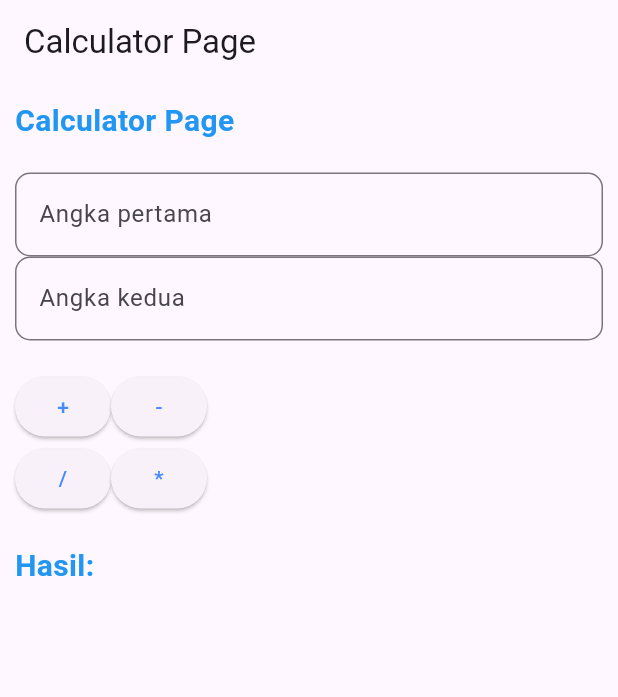
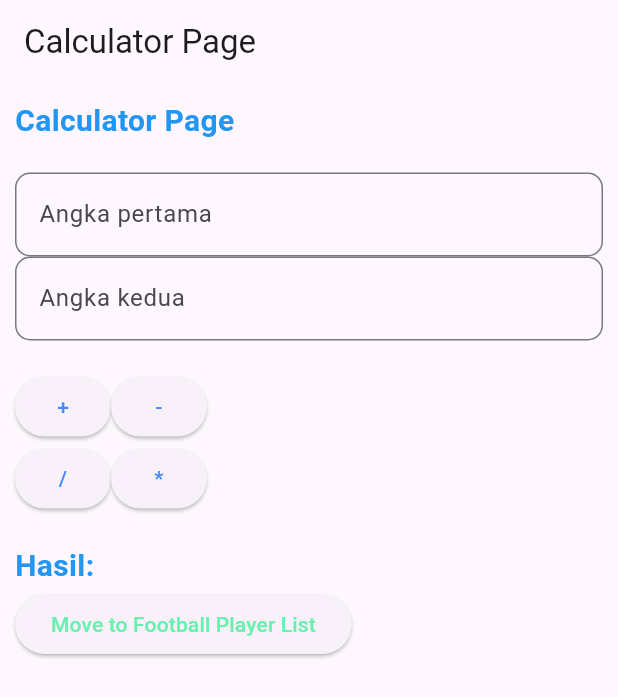
Before and after one commit to zenedene/latihan_flutter, a Flutter app: the screen it shows after launch, on a phone screen of 412 x 824 dp. Shown: the top 697 px of the screen. Run offline on Flutter 3.47's test engine with Material 3 defaults, Android fonts, the phone set to English and light mode, and no system bars; our stand-ins replace get.

Commit message:
Mengubah list array menjadi object. Menambahkan form edit

```diff
--- /dev/null
+++ b/lib/controllers/football_controller.dart
@@ -0,0 +1,52 @@
+import 'package:get/get.dart';
+
+class Player {
+  final String name;
+  final String team;
+  final String position;
+  final String image;
+
+  Player({
+    required this.name,
+    required this.team,
+    required this.position,
+    required this.image,
+  });
+
+  Player copyWith({
+    String? name,
+    String? team,
+    String? position,
+    String? image,
+  }) {
+    return Player(
+      name: name ?? this.name,
+      team: team ?? this.team,
+      position: position ?? this.position,
+      image: image ?? this.image,
+    );
+  }
+}
+
+class FootballController extends GetxController {
+  var players = <Player>[
+    Player(
+      name: 'Lionel Messi',
+      team: 'PSG',
+      position: 'Forward',
+      image: 'assets/images/placeholder.jpeg',
+    ),
+    Player(
+      name: 'Cristiano Ronaldo',
+      team: 'Al Nassr',
+      position: 'Forward',
+      image: 'assets/images/placeholder.jpeg',
+    ),
+    Player(
+      name: 'Neymar Jr',
+      team: 'Al Hilal',
+      position: 'Forward',
+      image: 'assets/images/placeholder.jpeg',
+    ),
+  ].obs;
+}
--- /dev/null
+++ b/lib/controllers/football_edit_controller.dart
@@ -0,0 +1,3 @@
+import 'package:get/get.dart';
+
+class FootballEditController extends GetxController{}
--- a/lib/main.dart
+++ b/lib/main.dart
@@ -2,6 +2,8 @@ import 'package:flutter/material.dart';
 import 'package:get/get.dart';
 import 'package:latihan1/login_page.dart';
 import 'package:latihan1/pages/calculator_page.dart';
+import 'package:latihan1/routes/pages.dart';
+import 'package:latihan1/routes/routes.dart';
 
 void main() {
   runApp(const MyApp());
@@ -18,7 +20,8 @@ class MyApp extends StatelessWidget {
       theme: ThemeData(
         colorScheme: ColorScheme.fromSeed(seedColor: Colors.deepPurple),
       ),
-      home: CalculatorPage(),
+      initialRoute: AppRoutes.calculator,
+      getPages: AppPages.pages,
     );
   }
 }
--- a/lib/pages/calculator_page.dart
+++ b/lib/pages/calculator_page.dart
@@ -1,6 +1,7 @@
 import 'package:flutter/material.dart';
 import 'package:get/get.dart';
 import 'package:latihan1/controllers/calculator_controller.dart';
+import 'package:latihan1/routes/routes.dart';
 import 'package:latihan1/widget/widget_button.dart';
 import 'package:latihan1/widget/widget_textField.dart';
 
@@ -109,6 +110,13 @@ class CalculatorPage extends StatelessWidget {
                 ),
               );
             }),
+            CustomButton(
+              text: "Move to Football Player List",
+              textColor: Colors.greenAccent,
+              onPressed: () {
+                Get.toNamed(AppRoutes.footballPlayers);
+              },
+            ),
           ],
         ),
       ),
--- /dev/null
+++ b/lib/routes/pages.dart
@@ -0,0 +1,22 @@
+import 'package:flutter/material.dart';
+import 'package:get/get.dart';
+import 'package:latihan1/pages/football_edit_page.dart';
+import 'package:latihan1/pages/football_page.dart';
+import 'package:latihan1/routes/routes.dart';
+import 'package:latihan1/pages/calculator_page.dart';
+class AppPages {
+  static final pages = [
+    GetPage(
+      name: AppRoutes.calculator,
+      page: () => CalculatorPage(),
+    ),
+    GetPage(
+      name: AppRoutes.footballPlayers,
+      page: () => FootballPage(),
+    ),
+    GetPage(
+      name: AppRoutes.footballEdit,
+      page: () => FootballEditPage(),
+    ),
+  ];
+}
--- /dev/null
+++ b/lib/routes/routes.dart
@@ -0,0 +1,5 @@
+class AppRoutes {
+  static const String calculator = '/calculator';
+  static const String footballPlayers = '/footballPlayers';
+  static const String footballEdit = '/footballEdit';
+}
--- a/pubspec.yaml
+++ b/pubspec.yaml
@@ -55,3 +55,4 @@ flutter:
   uses-material-design: true
   assets:
     - assets/images/arjijiji.png
+    - assets/images/placeholder.jpeg
```
Also changed, not shown: lib/pages/football_edit_page.dart (added, +96 -0 lines), lib/pages/football_page.dart (added, +82 -0 lines), assets/images/placeholder.jpeg (added).
